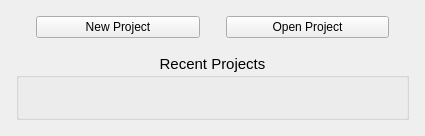
Before: the Qt Designer form src/app/NewOpenProjectPanel.ui in 2ndmax/scantailor-ocr, drawn with Qt 5.
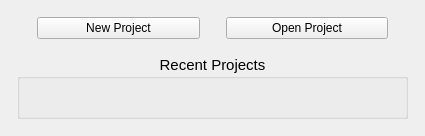
After: the same form once the commit is applied.

Commit message:
style: layout margins on a 4/8/16 pixel grid
Outliers rounded: 3 and 5 to 4, 7 and 9 to 8, 18 to 16. Kept as they
are: 15 (indent of sub-options), 8 (space above "Apply to ..."), 2
(compact sub-lists), 6 and 16. Separate commit, so it can be reverted
on its own.

```diff
--- a/src/app/NewOpenProjectPanel.ui
+++ b/src/app/NewOpenProjectPanel.ui
@@ -24,16 +24,16 @@
   </property>
   <layout class="QVBoxLayout" name="verticalLayout_2">
    <property name="leftMargin">
-    <number>7</number>
+    <number>8</number>
    </property>
    <property name="topMargin">
-    <number>7</number>
+    <number>8</number>
    </property>
    <property name="rightMargin">
-    <number>7</number>
+    <number>8</number>
    </property>
    <property name="bottomMargin">
-    <number>7</number>
+    <number>8</number>
    </property>
    <item>
     <widget class="QWidget" name="widget" native="true">
```
The commit also changes 4 other files.
